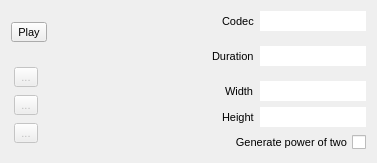
Above: src/VideoFileDialog.ui from markus-wa/glmixer-mirror before the change. Below: the same form after it.
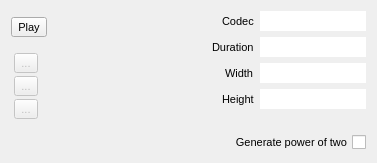
That is the form after the change. Icons and pictures are not drawn. Custom widgets are drawn as their Qt base class.

What changed in the file:
```diff
--- a/src/VideoFileDialog.ui
+++ b/src/VideoFileDialog.ui
@@ -42,7 +42,7 @@
      </property>
     </widget>
    </item>
-   <item row="0" column="1" rowspan="6">
+   <item row="0" column="1" rowspan="7">
     <widget class="VideoFileDisplayWidget" name="previewWidget" native="true">
      <property name="sizePolicy">
       <sizepolicy hsizetype="Fixed" vsizetype="Fixed">
@@ -78,6 +78,9 @@
      <property name="text">
       <string>Codec</string>
      </property>
+     <property name="buddy">
+      <cstring>CodecNameLineEdit</cstring>
+     </property>
     </widget>
    </item>
    <item row="0" column="3">
@@ -116,6 +119,9 @@
      <property name="text">
       <string>Duration</string>
      </property>
+     <property name="buddy">
+      <cstring>endLineEdit</cstring>
+     </property>
     </widget>
    </item>
    <item row="1" column="3" rowspan="2">
@@ -140,13 +146,13 @@
      </property>
     </widget>
    </item>
-   <item row="2" column="0" rowspan="4">
+   <item row="2" column="0" rowspan="5">
     <widget class="QFrame" name="videoControlFrame">
      <property name="enabled">
       <bool>false</bool>
      </property>
      <property name="sizePolicy">
-      <sizepolicy hsizetype="Maximum" vsizetype="Preferred">
+      <sizepolicy hsizetype="Maximum" vsizetype="Expanding">
        <horstretch>0</horstretch>
        <verstretch>0</verstretch>
       </sizepolicy>
@@ -206,6 +212,19 @@
         </property>
        </widget>
       </item>
+      <item>
+       <spacer name="verticalSpacer">
+        <property name="orientation">
+         <enum>Qt::Vertical</enum>
+        </property>
+        <property name="sizeHint" stdset="0">
+         <size>
+          <width>20</width>
+          <height>40</height>
+         </size>
+        </property>
+       </spacer>
+      </item>
      </layout>
     </widget>
    </item>
@@ -223,6 +242,9 @@
      <property name="text">
       <string>Width</string>
      </property>
+     <property name="buddy">
+      <cstring>widthLineEdit</cstring>
+     </property>
     </widget>
    </item>
    <item row="3" column="3">
@@ -261,6 +283,9 @@
      <property name="text">
       <string>Height</string>
      </property>
+     <property name="buddy">
+      <cstring>heightLineEdit</cstring>
+     </property>
     </widget>
    </item>
    <item row="4" column="3">
@@ -285,14 +310,8 @@
      </property>
     </widget>
    </item>
-   <item row="5" column="2" colspan="2">
+   <item row="6" column="2" colspan="2">
     <widget class="QCheckBox" name="customSizeCheckBox">
-     <property name="sizePolicy">
-      <sizepolicy hsizetype="Maximum" vsizetype="Fixed">
-       <horstretch>0</horstretch>
-       <verstretch>0</verstretch>
-      </sizepolicy>
-     </property>
      <property name="toolTip">
       <string>Convert dimensions to the closest power-of-two
 (necessary for some OpenGL rendering).</string>
@@ -308,6 +327,19 @@
      </property>
     </widget>
    </item>
+   <item row="5" column="3">
+    <spacer name="verticalSpacer_2">
+     <property name="orientation">
+      <enum>Qt::Vertical</enum>
+     </property>
+     <property name="sizeHint" stdset="0">
+      <size>
+       <width>20</width>
+       <height>40</height>
+      </size>
+     </property>
+    </spacer>
+   </item>
   </layout>
  </widget>
  <customwidgets>
```
